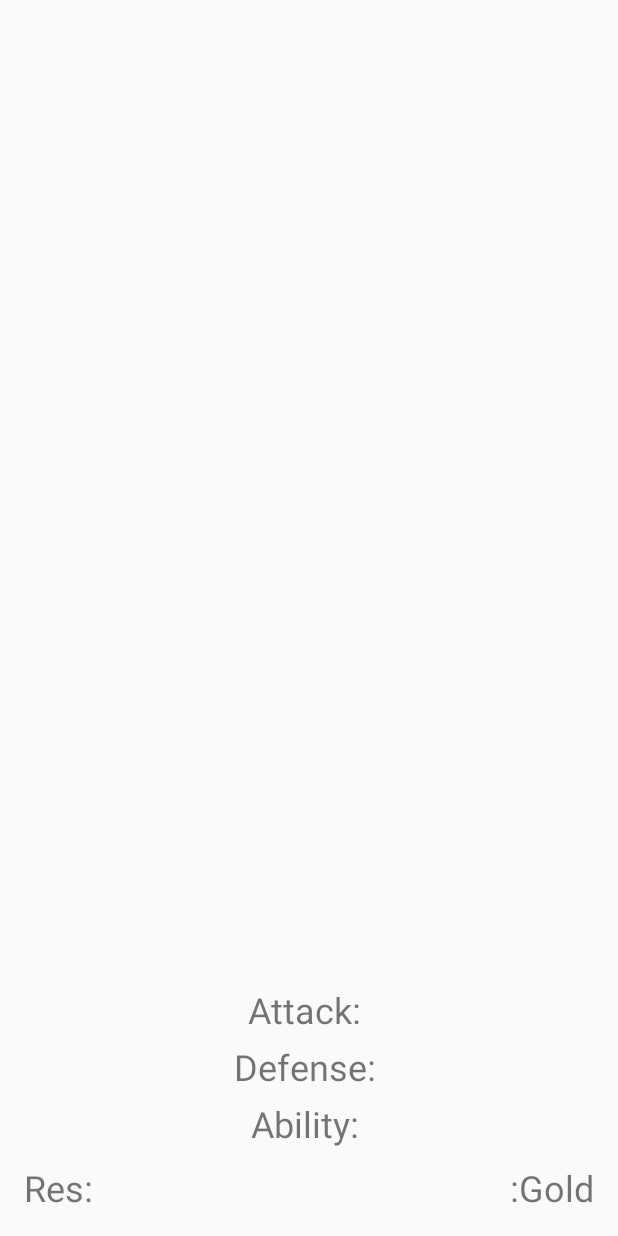
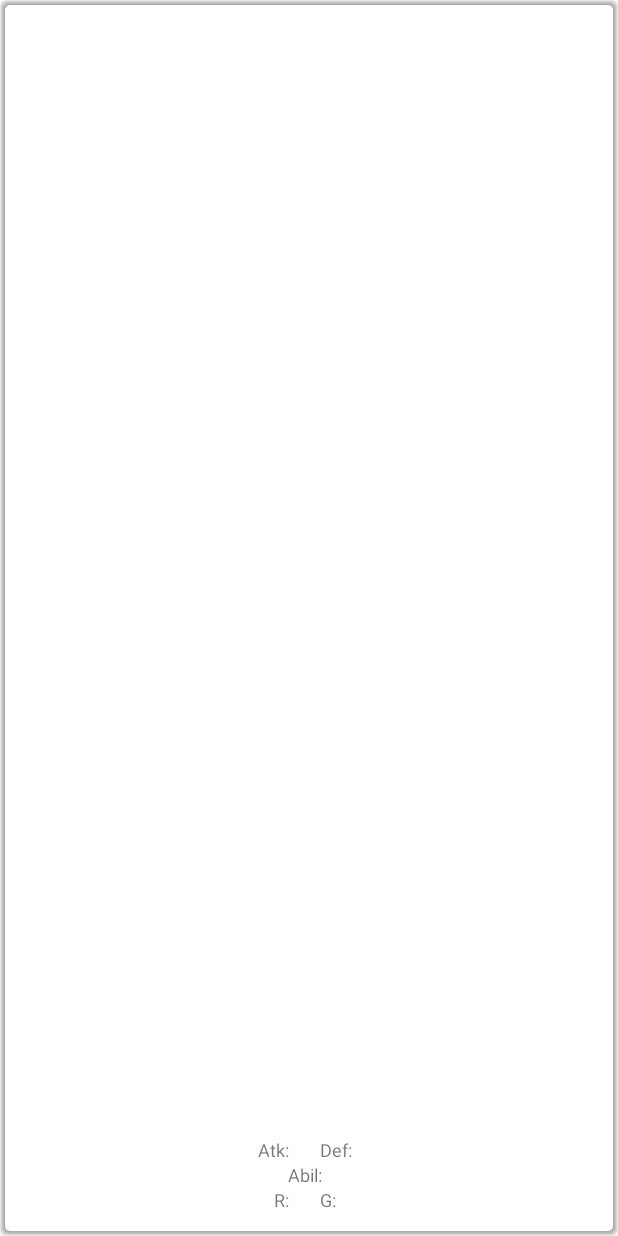
Before and after one commit to CelticSpice/WEB251-BattleCards, an Android app: the layout card_fragment.xml on its own in the app's theme, with its tools: preview values and no code run, on a phone screen of 412 x 824 dp. Run offline under Robolectric (Android 15) with nearby library versions, the phone set to English and light mode, and no system bars.

Commit message:
Fix layouts

```diff
--- a/app/build.gradle
+++ b/app/build.gradle
@@ -6,7 +6,7 @@ android {
 
     defaultConfig {
         applicationId "edu.ftcc.battlecards"
-        minSdkVersion 15
+        minSdkVersion 19
         targetSdkVersion 25
         versionCode 1
         versionName "1.0"
--- a/app/src/main/java/edu/ftcc/battlecards/Deck.java
+++ b/app/src/main/java/edu/ftcc/battlecards/Deck.java
@@ -166,7 +166,7 @@ public class Deck {
 
     public void shuffle() {
         Random rng = new Random();
-        Card[] shuffledCards = (Card[]) cards.toArray();
+        Card[] shuffledCards = cards.toArray(new Card[cards.size()]);
 
         // Shuffle cards
         for (int i = 0; i < shuffledCards.length / 2; i++) {
--- /dev/null
+++ b/app/src/main/res/drawable/custom_background.xml
@@ -0,0 +1,48 @@
+<?xml version="1.0" encoding="utf-8"?>
+<layer-list xmlns:android="http://schemas.android.com/apk/res/android">
+
+    <!-- BG Shadow  -->
+    <item>
+        <shape>
+            <padding android:top="1dp" android:right="1dp" android:bottom="1dp" android:left="1dp" />
+            <solid android:color="#13000000" />
+            <corners android:radius="4dp"/>
+        </shape>
+    </item>
+    <item>
+        <shape>
+            <padding android:top="1dp" android:right="1dp" android:bottom="1dp" android:left="1dp" />
+            <solid android:color="#13000000" />
+            <corners android:radius="4dp"/>
+        </shape>
+    </item>
+    <item>
+        <shape>
+            <padding android:top="1dp" android:right="1dp" android:bottom="1dp" android:left="1dp" />
+            <solid android:color="#13000000" />
+            <corners android:radius="4dp"/>
+        </shape>
+    </item>
+    <item>
+        <shape>
+            <padding android:top="1dp" android:right="1dp" android:bottom="1dp" android:left="1dp" />
+            <solid android:color="#13000000" />
+            <corners android:radius="4dp"/>
+        </shape>
+    </item>
+    <item>
+        <shape>
+            <padding android:top="1dp" android:right="1dp" android:bottom="1dp" android:left="1dp" />
+            <solid android:color="#13000000" />
+            <corners android:radius="4dp"/>
+        </shape>
+    </item>
+
+    <!-- Background -->
+    <item>
+        <shape>
+            <solid android:color="#ffff" />
+            <corners android:radius="3dp" />
+        </shape>
+    </item>
+</layer-list>
--- a/app/src/main/res/layout/card_fragment.xml
+++ b/app/src/main/res/layout/card_fragment.xml
@@ -3,82 +3,69 @@
     xmlns:tools="http://schemas.android.com/tools"
     android:layout_width="match_parent"
     android:layout_height="match_parent"
-    android:paddingBottom="@dimen/activity_vertical_margin"
-    android:paddingLeft="@dimen/activity_horizontal_margin"
-    android:paddingRight="@dimen/activity_horizontal_margin"
-    android:paddingTop="@dimen/activity_vertical_margin"
-    tools:context=".CardFragment"
     android:orientation="vertical"
-    android:gravity="center">
+    android:padding="16dp"
+    android:background="@drawable/custom_background"
+    tools:context=".CardFragment">
 
         <TextView
             android:layout_width="match_parent"
             android:layout_height="wrap_content"
+            android:layout_gravity="center"
+            android:gravity="center"
             android:id="@+id/txtName"
-        android:gravity="center"
-        android:layout_marginBottom="25dp"
-        android:textSize="30sp" />
+            android:layout_marginBottom="10dp"
+            android:textSize="16sp"/>
 
         <ImageView
             android:layout_width="match_parent"
             android:layout_height="0dp"
-        android:id="@+id/imgCardImage"
-        android:layout_weight="1"
-        android:layout_marginBottom="25dp" />
-
-    <LinearLayout
-        android:orientation="vertical"
-        android:layout_width="match_parent"
-        android:layout_height="wrap_content"
-        android:gravity="center"
-        android:layout_marginBottom="10dp">
+            android:layout_weight="4"
+            android:layout_gravity="center"
+            android:id="@+id/imgImage"
+            android:layout_marginBottom="10dp"/>
 
         <LinearLayout
             android:orientation="horizontal"
-            android:layout_width="wrap_content"
+            android:layout_width="match_parent"
             android:layout_height="wrap_content"
-            android:gravity="center"
-            android:layout_marginBottom="5dp">
+            android:layout_gravity="center"
+            android:gravity="center">
 
             <TextView
                 android:layout_width="wrap_content"
                 android:layout_height="wrap_content"
                 android:text="@string/txtAttackDescrip"
                 android:layout_marginRight="5dp"
-                android:textSize="24sp" />
+                android:textSize="12sp" />
 
             <TextView
                 android:layout_width="wrap_content"
                 android:layout_height="wrap_content"
+                android:layout_marginRight="15dp"
                 android:id="@+id/txtAttack"
-                android:textSize="24sp" />
-        </LinearLayout>
-
-        <LinearLayout
-            android:orientation="horizontal"
-            android:layout_width="wrap_content"
-            android:layout_height="wrap_content"
-            android:gravity="center"
-            android:layout_marginBottom="5dp">
+                android:textSize="12sp"/>
 
             <TextView
                 android:layout_width="wrap_content"
                 android:layout_height="wrap_content"
                 android:text="@string/txtDefenseDescrip"
                 android:layout_marginRight="5dp"
-                android:textSize="24sp" />
+                android:textSize="12sp" />
 
             <TextView
                 android:layout_width="wrap_content"
                 android:layout_height="wrap_content"
                 android:id="@+id/txtDefense"
-                android:textSize="24sp" />
+                android:textSize="12sp"/>
+
         </LinearLayout>
 
         <LinearLayout
             android:orientation="horizontal"
-            android:layout_width="wrap_content"
+            android:layout_width="match_parent"
             android:layout_height="wrap_content"
+            android:layout_gravity="center"
             android:gravity="center">
 
             <TextView
@@ -86,63 +73,49 @@
                 android:layout_height="wrap_content"
                 android:text="@string/txtAbilityDescrip"
                 android:layout_marginRight="5dp"
-                android:textSize="24sp" />
+                android:textSize="12sp" />
 
             <TextView
                 android:layout_width="wrap_content"
                 android:layout_height="wrap_content"
                 android:id="@+id/txtAbility"
-                android:textSize="24sp" />
-        </LinearLayout>
+                android:textSize="12sp"/>
         </LinearLayout>
 
         <LinearLayout
             android:orientation="horizontal"
             android:layout_width="match_parent"
-        android:layout_height="wrap_content">
-
-        <LinearLayout
-            android:orientation="horizontal"
             android:layout_height="wrap_content"
-            android:layout_width="wrap_content"
-            android:layout_weight="2"
-            android:gravity="bottom|left">
+            android:layout_gravity="center"
+            android:gravity="center">
 
             <TextView
                 android:layout_width="wrap_content"
                 android:layout_height="wrap_content"
                 android:text="@string/txtResourceDescrip"
-                android:textSize="24sp"
+                android:textSize="12sp"
                 android:layout_marginRight="5dp" />
 
             <TextView
                 android:layout_width="wrap_content"
                 android:layout_height="wrap_content"
+                android:layout_marginRight="15dp"
                 android:id="@+id/txtResource"
-                android:textSize="24sp" />
-        </LinearLayout>
+                android:textSize="12sp"/>
 
-        <LinearLayout
-            android:orientation="horizontal"
+            <TextView
                 android:layout_width="wrap_content"
                 android:layout_height="wrap_content"
-            android:layout_weight="2"
-            android:gravity="bottom|right">
+                android:text="@string/txtGoldDescrip"
+                android:textSize="12sp"
+                android:layout_marginRight="5dp" />
 
             <TextView
                 android:layout_width="wrap_content"
                 android:layout_height="wrap_content"
                 android:id="@+id/txtGold"
-                android:textSize="24sp" />
+                android:textSize="12sp"/>
 
-            <TextView
-                android:layout_width="wrap_content"
-                android:layout_height="wrap_content"
-                android:text="@string/txtGoldDescrip"
-                android:textSize="24sp"
-                android:layout_marginLeft="5dp" />
-
-        </LinearLayout>
         </LinearLayout>
 
 </LinearLayout>
--- a/app/src/main/res/values/strings.xml
+++ b/app/src/main/res/values/strings.xml
@@ -7,9 +7,9 @@
     <string name="txtGoldAmountDescrip">Gold:</string>
     <string name="btnStart">Start</string>
 
-    <string name="txtAttackDescrip">Attack:</string>
-    <string name="txtDefenseDescrip">Defense:</string>
-    <string name="txtAbilityDescrip">Ability:</string>
-    <string name="txtResourceDescrip">Res:</string>
-    <string name="txtGoldDescrip">:Gold</string>
+    <string name="txtAttackDescrip">Atk:</string>
+    <string name="txtDefenseDescrip">Def:</string>
+    <string name="txtAbilityDescrip">Abil:</string>
+    <string name="txtResourceDescrip">R:</string>
+    <string name="txtGoldDescrip">G:</string>
 </resources>
--- a/app/src/main/res/values/styles.xml
+++ b/app/src/main/res/values/styles.xml
@@ -1,11 +1,18 @@
 <resources>
 
     <!-- Base application theme. -->
-    <style name="AppTheme" parent="Theme.AppCompat.Light.DarkActionBar">
+    <style name="AppTheme" parent="Theme.AppCompat.Light">
         <!-- Customize your theme here. -->
         <item name="colorPrimary">@color/colorPrimary</item>
         <item name="colorPrimaryDark">@color/colorPrimaryDark</item>
         <item name="colorAccent">@color/colorAccent</item>
+        <item name="windowNoTitle">true</item>
+    </style>
+
+    <style name="AppTheme.PopUp">
+        <item name="android:windowIsTranslucent">true</item>
+        <item name="android:windowCloseOnTouchOutside">true</item>
+        <item name="android:backgroundDimEnabled">true</item>
     </style>
 
 </resources>
```
Also changed, not shown: app/src/main/AndroidManifest.xml (+6 -1 lines), app/src/main/java/edu/ftcc/battlecards/BattlefieldActivity.java (added, +40 -0 lines), app/src/main/java/edu/ftcc/battlecards/CardDetailActivity.java (+10 -1 lines), app/src/main/java/edu/ftcc/battlecards/DeckCreatorActivity.java (+25 -2 lines), app/src/main/res/layout/activity_battlefield.xml (+95 -127 lines), app/src/main/res/layout/activity_card_detail.xml (+7 -11 lines). Lines whose indentation alone changed are shown as unchanged.
